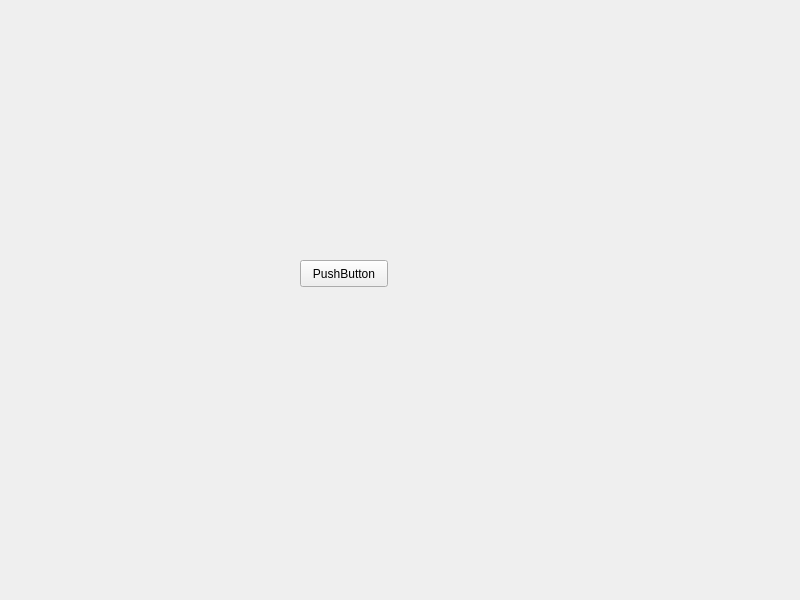
XQQYT/XqqytDesktop, file UI/MainWidget/MainWidget.ui: the form before one commit.
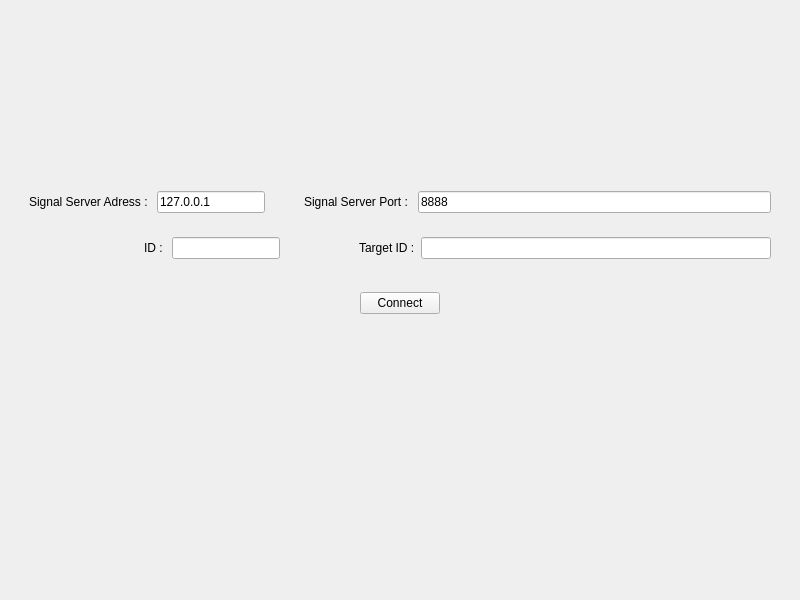
The form after the commit.

```diff
--- a/UI/MainWidget/MainWidget.ui
+++ b/UI/MainWidget/MainWidget.ui
@@ -13,19 +13,187 @@
   <property name="windowTitle">
    <string>Widget</string>
   </property>
-  <widget class="QPushButton" name="pushButton">
-   <property name="geometry">
-    <rect>
-     <x>300</x>
-     <y>260</y>
-     <width>88</width>
-     <height>27</height>
-    </rect>
-   </property>
-   <property name="text">
-    <string>PushButton</string>
-   </property>
-  </widget>
+  <layout class="QGridLayout" name="gridLayout">
+   <item row="1" column="0">
+    <widget class="QWidget" name="widget_6" native="true">
+     <layout class="QHBoxLayout" name="horizontalLayout_5">
+      <item>
+       <spacer name="horizontalSpacer_3">
+        <property name="orientation">
+         <enum>Qt::Horizontal</enum>
+        </property>
+        <property name="sizeHint" stdset="0">
+         <size>
+          <width>40</width>
+          <height>20</height>
+         </size>
+        </property>
+       </spacer>
+      </item>
+      <item>
+       <widget class="QPushButton" name="btn_connect">
+        <property name="text">
+         <string>Connect</string>
+        </property>
+       </widget>
+      </item>
+      <item>
+       <spacer name="horizontalSpacer_4">
+        <property name="orientation">
+         <enum>Qt::Horizontal</enum>
+        </property>
+        <property name="sizeHint" stdset="0">
+         <size>
+          <width>40</width>
+          <height>20</height>
+         </size>
+        </property>
+       </spacer>
+      </item>
+     </layout>
+    </widget>
+   </item>
+   <item row="0" column="0">
+    <widget class="QWidget" name="widget_5" native="true">
+     <layout class="QFormLayout" name="formLayout">
+      <item row="0" column="0">
+       <spacer name="verticalSpacer">
+        <property name="orientation">
+         <enum>Qt::Vertical</enum>
+        </property>
+        <property name="sizeHint" stdset="0">
+         <size>
+          <width>20</width>
+          <height>40</height>
+         </size>
+        </property>
+       </spacer>
+      </item>
+      <item row="1" column="0">
+       <widget class="QWidget" name="widget" native="true">
+        <layout class="QHBoxLayout" name="horizontalLayout_2">
+         <item>
+          <widget class="QLabel" name="label_signal_server_address">
+           <property name="text">
+            <string>Signal Server Adress : </string>
+           </property>
+          </widget>
+         </item>
+         <item>
+          <widget class="QLineEdit" name="lineEdit_signal_server_address">
+           <property name="text">
+            <string>127.0.0.1</string>
+           </property>
+          </widget>
+         </item>
+        </layout>
+       </widget>
+      </item>
+      <item row="1" column="1">
+       <widget class="QWidget" name="widget_2" native="true">
+        <layout class="QHBoxLayout" name="horizontalLayout">
+         <item>
+          <widget class="QLabel" name="label_signal_server_port">
+           <property name="text">
+            <string>Signal Server Port : </string>
+           </property>
+          </widget>
+         </item>
+         <item>
+          <widget class="QLineEdit" name="lineEdit_signal_server_port">
+           <property name="text">
+            <string>8888</string>
+           </property>
+          </widget>
+         </item>
+        </layout>
+       </widget>
+      </item>
+      <item row="2" column="0">
+       <widget class="QWidget" name="widget_3" native="true">
+        <layout class="QHBoxLayout" name="horizontalLayout_3">
+         <item>
+          <spacer name="horizontalSpacer">
+           <property name="orientation">
+            <enum>Qt::Horizontal</enum>
+           </property>
+           <property name="sizeType">
+            <enum>QSizePolicy::Preferred</enum>
+           </property>
+           <property name="sizeHint" stdset="0">
+            <size>
+             <width>115</width>
+             <height>20</height>
+            </size>
+           </property>
+          </spacer>
+         </item>
+         <item>
+          <widget class="QLabel" name="label_id">
+           <property name="text">
+            <string>ID : </string>
+           </property>
+          </widget>
+         </item>
+         <item>
+          <widget class="QLineEdit" name="lineEdit_id">
+           <property name="text">
+            <string/>
+           </property>
+          </widget>
+         </item>
+        </layout>
+       </widget>
+      </item>
+      <item row="2" column="1">
+       <widget class="QWidget" name="widget_4" native="true">
+        <layout class="QHBoxLayout" name="horizontalLayout_4">
+         <item>
+          <spacer name="horizontalSpacer_2">
+           <property name="orientation">
+            <enum>Qt::Horizontal</enum>
+           </property>
+           <property name="sizeType">
+            <enum>QSizePolicy::Preferred</enum>
+           </property>
+           <property name="sizeHint" stdset="0">
+            <size>
+             <width>55</width>
+             <height>20</height>
+            </size>
+           </property>
+          </spacer>
+         </item>
+         <item>
+          <widget class="QLabel" name="label_target_id">
+           <property name="text">
+            <string>Target ID :</string>
+           </property>
+          </widget>
+         </item>
+         <item>
+          <widget class="QLineEdit" name="lineEdit_target_id"/>
+         </item>
+        </layout>
+       </widget>
+      </item>
+     </layout>
+    </widget>
+   </item>
+   <item row="2" column="0">
+    <spacer name="verticalSpacer_2">
+     <property name="orientation">
+      <enum>Qt::Vertical</enum>
+     </property>
+     <property name="sizeHint" stdset="0">
+      <size>
+       <width>20</width>
+       <height>40</height>
+      </size>
+     </property>
+    </spacer>
+   </item>
+  </layout>
  </widget>
  <resources/>
  <connections/>
```
